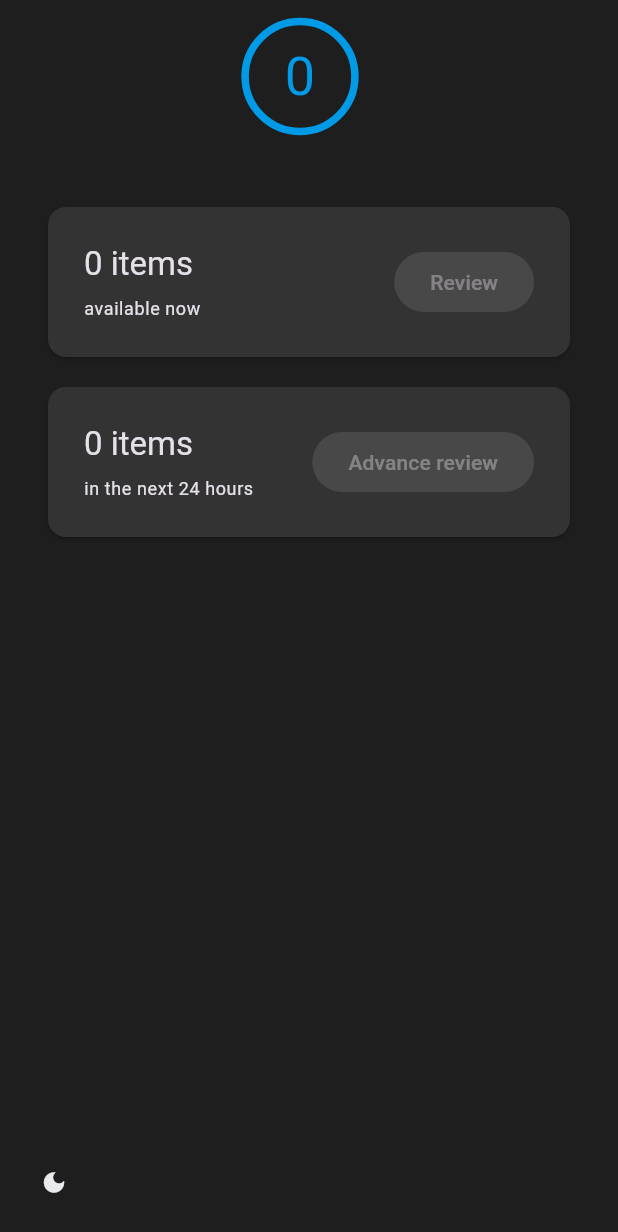
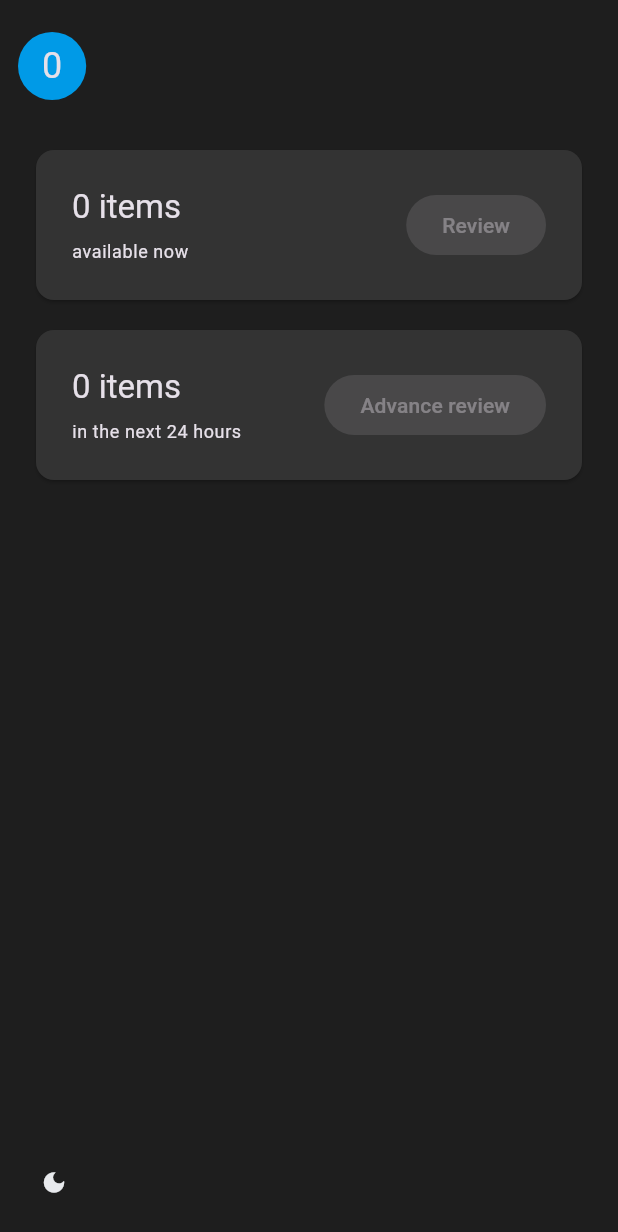
Before and after one commit to xamantra/mockani, a Flutter app: the HomeScreen screen opened by its route, on a phone screen of 412 x 824 dp. Shown: the top 1232 px of the screen. Run offline on Flutter 3.47's test engine with Material 2 defaults, Android fonts, the phone set to English and light mode, and no system bars; our stand-ins replace auto_size_text, shared_preferences, url_strategy; missing offline and left inert: auto_size_text_field, jovial_svg, kana_kit, string_similarity; accounts and stored records are empty; network calls fail.

Commit message:
rearrange home layout

```diff
--- a/lib/src/screens/home.dart
+++ b/lib/src/screens/home.dart
@@ -54,11 +54,14 @@ class _HomeScreenState extends State<HomeScreen> {
           return Center(
             child: Column(
               mainAxisAlignment: MainAxisAlignment.center,
-              crossAxisAlignment: CrossAxisAlignment.center,
+              crossAxisAlignment: CrossAxisAlignment.start,
               mainAxisSize: MainAxisSize.min,
               children: [
-                ProfileWidget(user: authProvider.user),
-                const SizedBox(height: 32),
+                Padding(
+                  padding: const EdgeInsets.all(12),
+                  child: ProfileWidget(user: authProvider.user),
+                ),
+                const SizedBox(height: 8),
                 Expanded(
                   child: Stack(
                     children: [
@@ -71,7 +74,7 @@ class _HomeScreenState extends State<HomeScreen> {
                             }
                             return Container(
                               width: 380,
-                              padding: const EdgeInsets.symmetric(horizontal: 12),
+                              padding: const EdgeInsets.symmetric(horizontal: 4),
                               child: Column(
                                 children: [
                                   AvailableReviewWidget(
--- a/lib/src/widgets/profile_widget.dart
+++ b/lib/src/widgets/profile_widget.dart
@@ -19,23 +19,18 @@ class ProfileWidget extends StatelessWidget {
         Container(
           decoration: BoxDecoration(
             shape: BoxShape.circle,
-            border: Border.all(
-              color: theme.radical,
-              width: 5,
-            ),
+            color: theme.radical,
           ),
-          padding: const EdgeInsets.all(24),
+          padding: const EdgeInsets.all(16),
           child: Text(
             user.data.level.toString(),
-            style: Theme.of(context).textTheme.headline3?.copyWith(
-                  color: theme.radical,
-                ),
+            style: Theme.of(context).textTheme.headline5,
           ),
         ),
         const SizedBox(width: 12),
         Text(
           user.data.username,
-          style: Theme.of(context).textTheme.headline3,
+          style: Theme.of(context).textTheme.headline5,
         ),
       ],
     );
```
